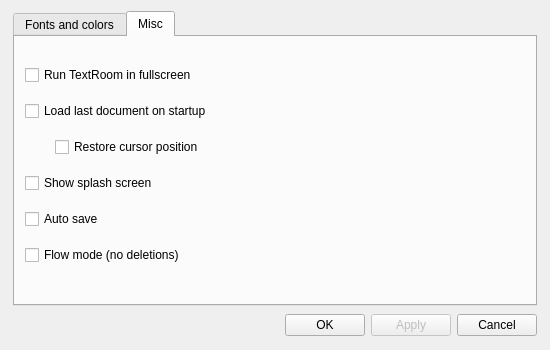
Qt form ui/optionsdialog.ui (ShadowIce/textroom) before a commit.
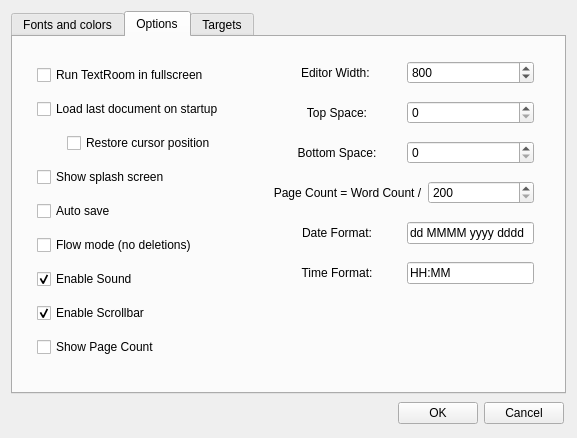
The same form after that commit. The open tabs and pages were chosen to show the change.

Patch:
```diff
--- a/ui/optionsdialog.ui
+++ b/ui/optionsdialog.ui
@@ -5,8 +5,8 @@
    <rect>
     <x>0</x>
     <y>0</y>
-    <width>550</width>
-    <height>350</height>
+    <width>577</width>
+    <height>438</height>
    </rect>
   </property>
   <property name="sizePolicy" >
@@ -17,7 +17,7 @@
   </property>
   <property name="minimumSize" >
    <size>
-    <width>550</width>
+    <width>540</width>
     <height>350</height>
    </size>
   </property>
@@ -36,25 +36,12 @@
   <property name="styleSheet" >
    <string/>
   </property>
-  <layout class="QVBoxLayout" >
-   <item>
+  <property name="locale" >
+   <locale country="UnitedStates" language="English" />
+  </property>
+  <layout class="QGridLayout" >
+   <item row="0" column="0" >
     <layout class="QHBoxLayout" >
-     <item>
-      <spacer>
-       <property name="orientation" >
-        <enum>Qt::Horizontal</enum>
-       </property>
-       <property name="sizeType" >
-        <enum>QSizePolicy::Minimum</enum>
-       </property>
-       <property name="sizeHint" >
-        <size>
-         <width>2</width>
-         <height>20</height>
-        </size>
-       </property>
-      </spacer>
-     </item>
      <item>
       <widget class="QTabWidget" name="tabWidget" >
        <property name="sizePolicy" >
@@ -69,6 +56,9 @@
          <height>16777215</height>
         </size>
        </property>
+       <property name="layoutDirection" >
+        <enum>Qt::LeftToRight</enum>
+       </property>
        <property name="currentIndex" >
         <number>0</number>
        </property>
@@ -76,13 +66,13 @@
         <attribute name="title" >
          <string>Fonts and colors</string>
         </attribute>
-        <widget class="QWidget" name="" >
+        <widget class="QWidget" name="layoutWidget" >
          <property name="geometry" >
           <rect>
-           <x>10</x>
-           <y>12</y>
-           <width>415</width>
-           <height>224</height>
+           <x>20</x>
+           <y>20</y>
+           <width>511</width>
+           <height>311</height>
           </rect>
          </property>
          <layout class="QVBoxLayout" >
@@ -297,7 +287,7 @@
             <property name="sizeType" >
              <enum>QSizePolicy::Fixed</enum>
             </property>
-            <property name="sizeHint" >
+            <property name="sizeHint" stdset="0" >
              <size>
               <width>413</width>
               <height>20</height>
@@ -475,12 +465,108 @@
              </widget>
             </item>
             <item>
-             <widget class="QCheckBox" name="scrollBarCheckBox" >
+             <widget class="QFontComboBox" name="fontComboBox" >
+              <property name="currentIndex" >
+               <number>26</number>
+              </property>
+             </widget>
+            </item>
+            <item>
+             <widget class="QSpinBox" name="fontSizeSpinBox" >
+              <property name="value" >
+               <number>11</number>
+              </property>
+             </widget>
+            </item>
+           </layout>
+          </item>
+          <item>
+           <spacer>
+            <property name="orientation" >
+             <enum>Qt::Vertical</enum>
+            </property>
+            <property name="sizeType" >
+             <enum>QSizePolicy::Fixed</enum>
+            </property>
+            <property name="sizeHint" stdset="0" >
+             <size>
+              <width>413</width>
+              <height>20</height>
+             </size>
+            </property>
+           </spacer>
+          </item>
+          <item>
+           <layout class="QHBoxLayout" >
+            <item>
+             <widget class="QPushButton" name="pbStatusBarBgColor" >
+              <property name="sizePolicy" >
+               <sizepolicy vsizetype="Fixed" hsizetype="Fixed" >
+                <horstretch>0</horstretch>
+                <verstretch>0</verstretch>
+               </sizepolicy>
+              </property>
+              <property name="minimumSize" >
+               <size>
+                <width>24</width>
+                <height>24</height>
+               </size>
+              </property>
+              <property name="maximumSize" >
+               <size>
+                <width>24</width>
+                <height>24</height>
+               </size>
+              </property>
+              <property name="palette" >
+               <palette>
+                <active>
+                 <colorrole role="Button" >
+                  <brush brushstyle="SolidPattern" >
+                   <color alpha="255" >
+                    <red>0</red>
+                    <green>0</green>
+                    <blue>0</blue>
+                   </color>
+                  </brush>
+                 </colorrole>
+                </active>
+                <inactive>
+                 <colorrole role="Button" >
+                  <brush brushstyle="SolidPattern" >
+                   <color alpha="255" >
+                    <red>0</red>
+                    <green>0</green>
+                    <blue>0</blue>
+                   </color>
+                  </brush>
+                 </colorrole>
+                </inactive>
+                <disabled>
+                 <colorrole role="Button" >
+                  <brush brushstyle="SolidPattern" >
+                   <color alpha="255" >
+                    <red>0</red>
+                    <green>0</green>
+                    <blue>0</blue>
+                   </color>
+                  </brush>
+                 </colorrole>
+                </disabled>
+               </palette>
+              </property>
+              <property name="toolTip" >
+               <string>Statusbar Background color</string>
+              </property>
               <property name="text" >
-               <string>enable progress slider</string>
+               <string/>
               </property>
-              <property name="checked" >
-               <bool>true</bool>
+             </widget>
+            </item>
+            <item>
+             <widget class="QLabel" name="label" >
+              <property name="text" >
+               <string>Statusbar Background</string>
               </property>
              </widget>
             </item>
@@ -490,19 +576,33 @@
         </widget>
        </widget>
        <widget class="QWidget" name="tab_2" >
+        <property name="geometry" >
+         <rect>
+          <x>0</x>
+          <y>0</y>
+          <width>553</width>
+          <height>354</height>
+         </rect>
+        </property>
         <attribute name="title" >
-         <string>Misc</string>
+         <string>Options</string>
         </attribute>
         <widget class="QWidget" name="layoutWidget" >
          <property name="geometry" >
           <rect>
-           <x>10</x>
-           <y>18</y>
-           <width>198</width>
-           <height>221</height>
+           <x>20</x>
+           <y>20</y>
+           <width>231</width>
+           <height>311</height>
           </rect>
          </property>
          <layout class="QVBoxLayout" >
+          <property name="spacing" >
+           <number>10</number>
+          </property>
+          <property name="margin" >
+           <number>4</number>
+          </property>
           <item>
            <widget class="QCheckBox" name="fullScreenCheckBox" >
             <property name="text" >
@@ -577,30 +677,444 @@
             </property>
            </widget>
           </item>
+          <item>
+           <widget class="QCheckBox" name="soundCheckBox" >
+            <property name="text" >
+             <string>Enable Sound</string>
+            </property>
+            <property name="checked" >
+             <bool>true</bool>
+            </property>
+           </widget>
+          </item>
+          <item>
+           <widget class="QCheckBox" name="scrollBarCheckBox" >
+            <property name="text" >
+             <string>Enable Scrollbar</string>
+            </property>
+            <property name="checked" >
+             <bool>true</bool>
+            </property>
+           </widget>
+          </item>
+          <item>
+           <widget class="QCheckBox" name="pageCountCheckBox" >
+            <property name="text" >
+             <string>Show Page Count</string>
+            </property>
+           </widget>
+          </item>
+         </layout>
+        </widget>
+        <widget class="QWidget" name="layoutWidget_2" >
+         <property name="geometry" >
+          <rect>
+           <x>260</x>
+           <y>60</y>
+           <width>261</width>
+           <height>32</height>
+          </rect>
+         </property>
+         <layout class="QHBoxLayout" >
+          <item>
+           <widget class="QLabel" name="label_8" >
+            <property name="text" >
+             <string>Top Space:</string>
+            </property>
+            <property name="alignment" >
+             <set>Qt::AlignCenter</set>
+            </property>
+           </widget>
+          </item>
+          <item>
+           <layout class="QVBoxLayout" >
+            <item>
+             <widget class="QSpinBox" name="editorTopSpaceSpinBox" >
+              <property name="minimum" >
+               <number>0</number>
+              </property>
+              <property name="maximum" >
+               <number>700</number>
+              </property>
+              <property name="singleStep" >
+               <number>1</number>
+              </property>
+              <property name="value" >
+               <number>0</number>
+              </property>
+             </widget>
+            </item>
+           </layout>
+          </item>
+         </layout>
+        </widget>
+        <widget class="QWidget" name="layoutWidget_3" >
+         <property name="geometry" >
+          <rect>
+           <x>260</x>
+           <y>20</y>
+           <width>261</width>
+           <height>32</height>
+          </rect>
+         </property>
+         <layout class="QHBoxLayout" >
+          <item>
+           <widget class="QLabel" name="label_6" >
+            <property name="text" >
+             <string>Editor Width: </string>
+            </property>
+            <property name="alignment" >
+             <set>Qt::AlignCenter</set>
+            </property>
+           </widget>
+          </item>
+          <item>
+           <layout class="QVBoxLayout" >
+            <item>
+             <widget class="QSpinBox" name="editorWidthSpinBox" >
+              <property name="minimum" >
+               <number>320</number>
+              </property>
+              <property name="maximum" >
+               <number>1000</number>
+              </property>
+              <property name="singleStep" >
+               <number>20</number>
+              </property>
+              <property name="value" >
+               <number>800</number>
+              </property>
+             </widget>
+            </item>
+           </layout>
+          </item>
+         </layout>
+        </widget>
+        <widget class="QWidget" name="layoutWidget_4" >
+         <property name="geometry" >
+          <rect>
+           <x>260</x>
+           <y>100</y>
+           <width>261</width>
+           <height>32</height>
+          </rect>
+         </property>
+         <layout class="QHBoxLayout" name="_28" >
+          <item>
+           <widget class="QLabel" name="label_21" >
+            <property name="text" >
+             <string>Bottom Space:</string>
+            </property>
+            <property name="alignment" >
+             <set>Qt::AlignCenter</set>
+            </property>
+           </widget>
+          </item>
+          <item>
+           <layout class="QVBoxLayout" name="_29" >
+            <item>
+             <widget class="QSpinBox" name="editorBottomSpaceSpinBox" >
+              <property name="minimum" >
+               <number>0</number>
+              </property>
+              <property name="maximum" >
+               <number>700</number>
+              </property>
+              <property name="singleStep" >
+               <number>1</number>
+              </property>
+              <property name="value" >
+               <number>0</number>
+              </property>
+             </widget>
+            </item>
+           </layout>
+          </item>
+         </layout>
+        </widget>
+        <widget class="QWidget" name="layoutWidget_5" >
+         <property name="geometry" >
+          <rect>
+           <x>260</x>
+           <y>140</y>
+           <width>261</width>
+           <height>32</height>
+          </rect>
+         </property>
+         <layout class="QHBoxLayout" name="_30" >
+          <item>
+           <widget class="QLabel" name="label_22" >
+            <property name="text" >
+             <string>Page Count = Word Count /</string>
+            </property>
+            <property name="alignment" >
+             <set>Qt::AlignCenter</set>
+            </property>
+           </widget>
+          </item>
+          <item>
+           <layout class="QVBoxLayout" name="_31" >
+            <item>
+             <widget class="QSpinBox" name="pageCountSpinBox" >
+              <property name="minimum" >
+               <number>200</number>
+              </property>
+              <property name="maximum" >
+               <number>350</number>
+              </property>
+             </widget>
+            </item>
+           </layout>
+          </item>
+         </layout>
+        </widget>
+        <widget class="QWidget" name="layoutWidget_6" >
+         <property name="geometry" >
+          <rect>
+           <x>260</x>
+           <y>180</y>
+           <width>261</width>
+           <height>32</height>
+          </rect>
+         </property>
+         <layout class="QHBoxLayout" name="_32" >
+          <item>
+           <widget class="QLabel" name="label_23" >
+            <property name="text" >
+             <string>Date Format:</string>
+            </property>
+            <property name="alignment" >
+             <set>Qt::AlignCenter</set>
+            </property>
+           </widget>
+          </item>
+          <item>
+           <layout class="QVBoxLayout" name="_33" >
+            <item>
+             <widget class="QLineEdit" name="dateFormat" >
+              <property name="sizePolicy" >
+               <sizepolicy vsizetype="Fixed" hsizetype="Minimum" >
+                <horstretch>0</horstretch>
+                <verstretch>0</verstretch>
+               </sizepolicy>
+              </property>
+              <property name="text" >
+               <string>dd MMMM yyyy dddd</string>
+              </property>
+             </widget>
+            </item>
+           </layout>
+          </item>
+         </layout>
+        </widget>
+        <widget class="QWidget" name="layoutWidget_7" >
+         <property name="geometry" >
+          <rect>
+           <x>260</x>
+           <y>220</y>
+           <width>261</width>
+           <height>32</height>
+          </rect>
+         </property>
+         <layout class="QHBoxLayout" name="_34" >
+          <item>
+           <widget class="QLabel" name="label_24" >
+            <property name="text" >
+             <string>Time Format:</string>
+            </property>
+            <property name="alignment" >
+             <set>Qt::AlignCenter</set>
+            </property>
+           </widget>
+          </item>
+          <item>
+           <layout class="QVBoxLayout" name="_35" >
+            <item>
+             <widget class="QLineEdit" name="timeFormat" >
+              <property name="sizePolicy" >
+               <sizepolicy vsizetype="Fixed" hsizetype="Minimum" >
+                <horstretch>0</horstretch>
+                <verstretch>0</verstretch>
+               </sizepolicy>
+              </property>
+              <property name="text" >
+               <string>HH:MM</string>
+              </property>
+             </widget>
+            </item>
+           </layout>
+          </item>
+         </layout>
+        </widget>
+       </widget>
+       <widget class="QWidget" name="tab_3" >
+        <property name="geometry" >
+         <rect>
+          <x>0</x>
+          <y>0</y>
+          <width>553</width>
+          <height>354</height>
+         </rect>
+        </property>
+        <attribute name="title" >
+         <string>Targets</string>
+        </attribute>
+        <widget class="QWidget" name="verticalLayoutWidget" >
+         <property name="geometry" >
+          <rect>
+           <x>40</x>
+           <y>40</y>
+           <width>151</width>
+           <height>84</height>
+          </rect>
+         </property>
+         <layout class="QVBoxLayout" >
+          <item>
+           <layout class="QHBoxLayout" >
+            <item>
+             <widget class="QLabel" name="label_2" >
+              <property name="text" >
+               <string>Target Word Count:</string>
+              </property>
+             </widget>
+            </item>
+           </layout>
+          </item>
+          <item>
+           <layout class="QHBoxLayout" >
+            <item>
+             <widget class="QSpinBox" name="wordCountSpinBox" >
+              <property name="maximum" >
+               <number>200000</number>
+              </property>
+              <property name="singleStep" >
+               <number>50</number>
+              </property>
+             </widget>
+            </item>
+           </layout>
+          </item>
+          <item>
+           <layout class="QHBoxLayout" >
+            <item>
+             <widget class="QLabel" name="label_3" >
+              <property name="font" >
+               <font>
+                <italic>true</italic>
+               </font>
+              </property>
+              <property name="text" >
+               <string>To disable set to 0.</string>
+              </property>
+              <property name="alignment" >
+               <set>Qt::AlignRight|Qt::AlignTrailing|Qt::AlignVCenter</set>
+              </property>
+             </widget>
+            </item>
+           </layout>
+          </item>
+         </layout>
+        </widget>
+        <widget class="QWidget" name="verticalLayoutWidget_2" >
+         <property name="geometry" >
+          <rect>
+           <x>230</x>
+           <y>40</y>
+           <width>281</width>
+           <height>251</height>
+          </rect>
+         </property>
+         <layout class="QVBoxLayout" >
+          <item>
+           <layout class="QHBoxLayout" >
+            <item>
+             <widget class="QLabel" name="label_4" >
+              <property name="text" >
+               <string>Set Deadline:</string>
+              </property>
+             </widget>
+            </item>
+           </layout>
+          </item>
+          <item>
+           <layout class="QHBoxLayout" >
+            <item>
+             <widget class="QCalendarWidget" name="calendarWidget" >
+              <property name="locale" >
+               <locale country="UnitedStates" language="English" />
+              </property>
+             </widget>
+            </item>
+           </layout>
+          </item>
+          <item>
+           <layout class="QHBoxLayout" >
+            <item>
+             <widget class="QLabel" name="label_5" >
+              <property name="font" >
+               <font>
+                <italic>true</italic>
+               </font>
+              </property>
+              <property name="text" >
+               <string>To disable select today.</string>
+              </property>
+              <property name="alignment" >
+               <set>Qt::AlignRight|Qt::AlignTrailing|Qt::AlignVCenter</set>
+              </property>
+             </widget>
+            </item>
+           </layout>
+          </item>
+         </layout>
+        </widget>
+        <widget class="QWidget" name="verticalLayoutWidget_3" >
+         <property name="geometry" >
+          <rect>
+           <x>40</x>
+           <y>180</y>
+           <width>151</width>
+           <height>101</height>
+          </rect>
+         </property>
+         <layout class="QVBoxLayout" >
+          <item>
+           <layout class="QHBoxLayout" >
+            <item>
+             <widget class="QLabel" name="label_7" >
+              <property name="text" >
+               <string>Timed Writing:</string>
+              </property>
+             </widget>
+            </item>
+           </layout>
+          </item>
+          <item>
+           <layout class="QHBoxLayout" >
+            <item>
+             <widget class="QSpinBox" name="spinBox" >
+              <property name="maximum" >
+               <number>30</number>
+              </property>
+             </widget>
+            </item>
+           </layout>
+          </item>
+          <item>
+           <widget class="QPushButton" name="pushButton" >
+            <property name="text" >
+             <string>Start</string>
+            </property>
+           </widget>
+          </item>
          </layout>
         </widget>
        </widget>
       </widget>
      </item>
-     <item>
-      <spacer>
-       <property name="orientation" >
-        <enum>Qt::Horizontal</enum>
-       </property>
-       <property name="sizeType" >
-        <enum>QSizePolicy::Minimum</enum>
-       </property>
-       <property name="sizeHint" >
-        <size>
-         <width>2</width>
-         <height>20</height>
-        </size>
-       </property>
-      </spacer>
-     </item>
     </layout>
    </item>
-   <item>
+   <item row="1" column="0" >
     <layout class="QHBoxLayout" >
      <item>
       <spacer>
@@ -610,7 +1124,7 @@
        <property name="sizeType" >
         <enum>QSizePolicy::Expanding</enum>
        </property>
-       <property name="sizeHint" >
+       <property name="sizeHint" stdset="0" >
         <size>
          <width>261</width>
          <height>27</height>
@@ -619,19 +1133,12 @@
       </spacer>
      </item>
      <item>
-      <widget class="QPushButton" name="pushButtonOK" >
-       <property name="text" >
-        <string>OK</string>
-       </property>
-      </widget>
-     </item>
-     <item>
-      <widget class="QPushButton" name="pushButtonApply" >
+      <widget class="QPushButton" name="pushButtonOk" >
        <property name="enabled" >
-        <bool>false</bool>
+        <bool>true</bool>
        </property>
        <property name="text" >
-        <string>Apply</string>
+        <string>OK</string>
        </property>
       </widget>
      </item>
@@ -650,7 +1157,7 @@
        <property name="sizeType" >
         <enum>QSizePolicy::Minimum</enum>
        </property>
-       <property name="sizeHint" >
+       <property name="sizeHint" stdset="0" >
         <size>
          <width>2</width>
          <height>27</height>
```
Left out of the diff: 194 changed lines with no effect on the pictures.
